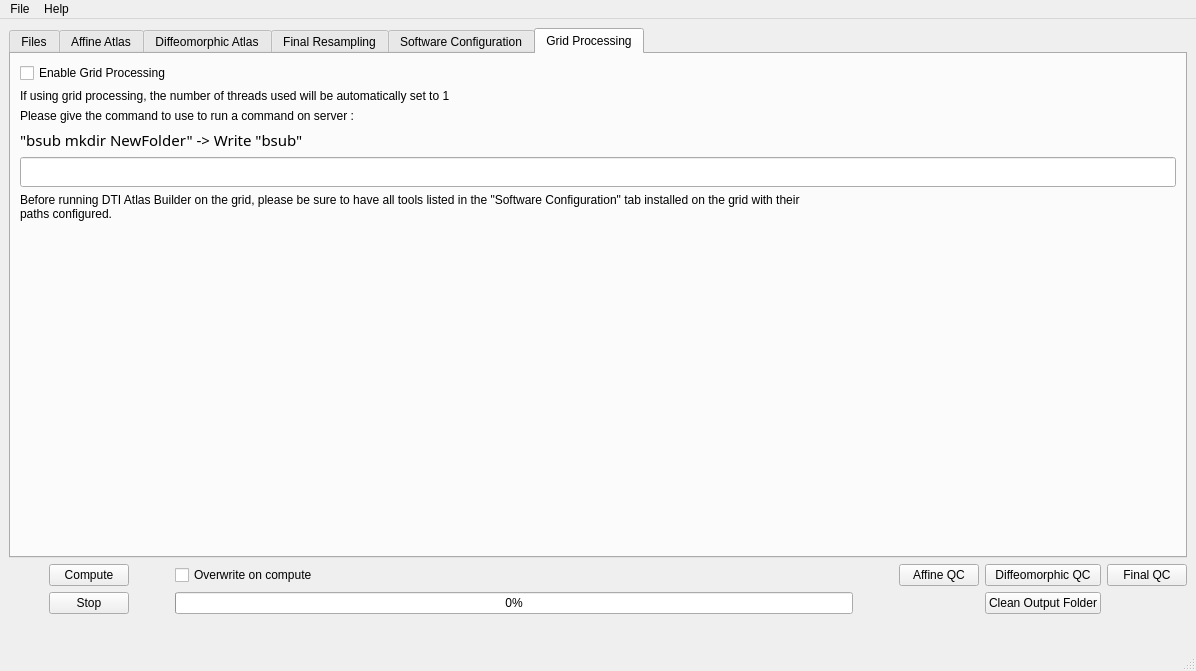
Qt form GUIwindow.ui (NIRALUser/DTIAtlasBuilder) before a commit.
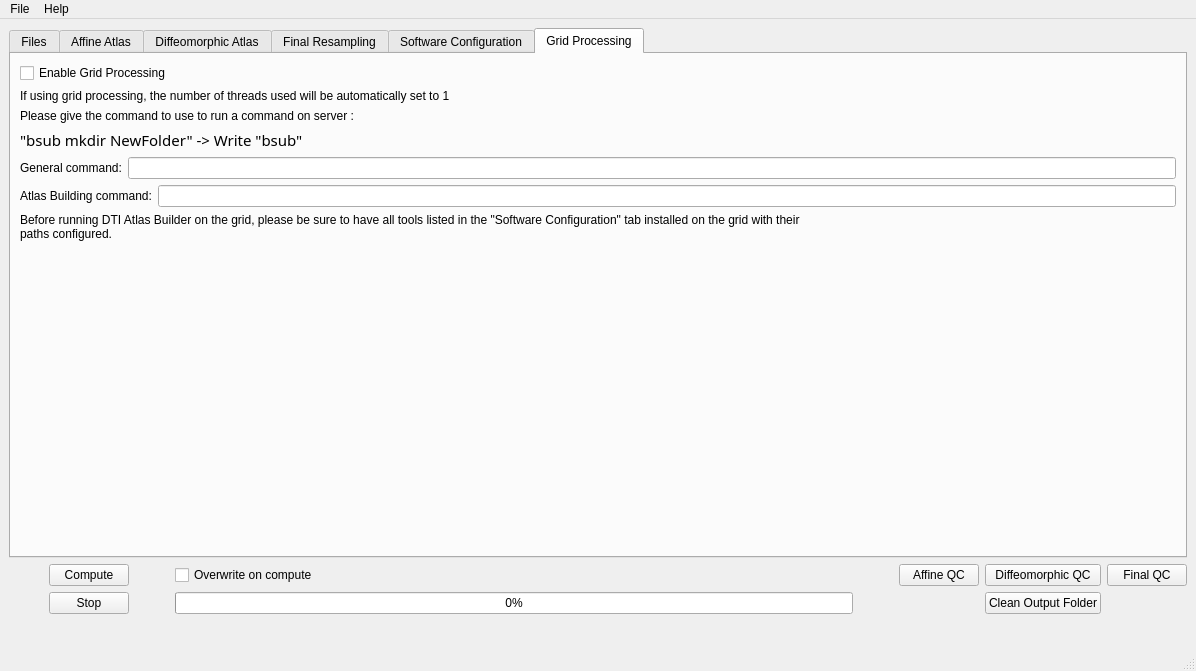
The same form after that commit. The open tabs and pages were chosen to show the change. Icons and pictures are not drawn.

Commit message:
ENH: DTIAtlasBuilder now allows to choose between computing the atlas using the FA or the MD.
Before, it was always computed using the FA. The FA is the scalar measurement that gives the most accurate results for human images, but for rodent images, MD gives better results.

What changed in the file:
```diff
--- a/GUIwindow.ui
+++ b/GUIwindow.ui
@@ -1529,17 +1529,38 @@
          </widget>
         </item>
         <item>
-         <widget class="QLineEdit" name="GridProcessCmdLineEdit">
-          <property name="font">
-           <font>
-            <family>Courier 10 Pitch</family>
-            <pointsize>11</pointsize>
-           </font>
+         <layout class="QHBoxLayout" name="horizontalLayout_7">
+          <property name="topMargin">
+           <number>0</number>
           </property>
-          <property name="text">
-           <string/>
+          <item>
+           <widget class="QLabel" name="label_32">
+            <property name="text">
+             <string>General command:</string>
+            </property>
+           </widget>
+          </item>
+          <item>
+           <widget class="QLineEdit" name="GridProcessCmdLineEdit"/>
+          </item>
+         </layout>
+        </item>
+        <item>
+         <layout class="QHBoxLayout" name="horizontalLayout_15">
+          <property name="topMargin">
+           <number>0</number>
           </property>
-         </widget>
+          <item>
+           <widget class="QLabel" name="label_31">
+            <property name="text">
+             <string>Atlas Building command:</string>
+            </property>
+           </widget>
+          </item>
+          <item>
+           <widget class="QLineEdit" name="GridProcessAtlasCmdLineEdit"/>
+          </item>
+         </layout>
         </item>
         <item>
          <widget class="QLabel" name="label_24">
```
Left out of the diff: 41 changed lines with no effect on the pictures. The commit also changes 4 other files.
